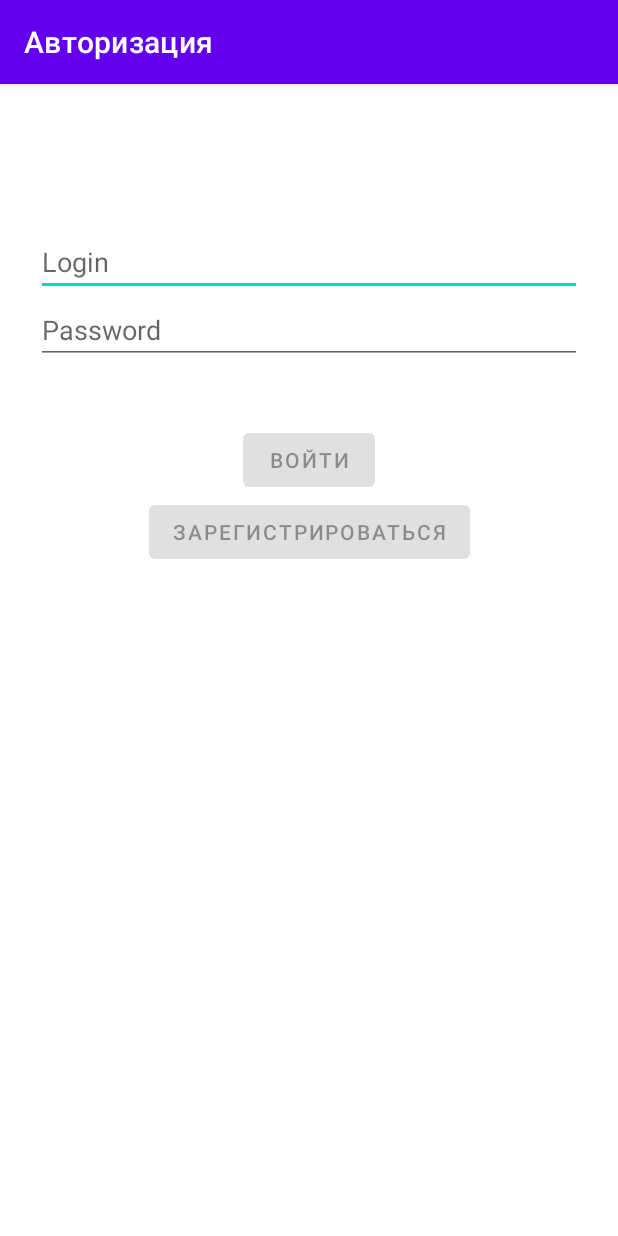
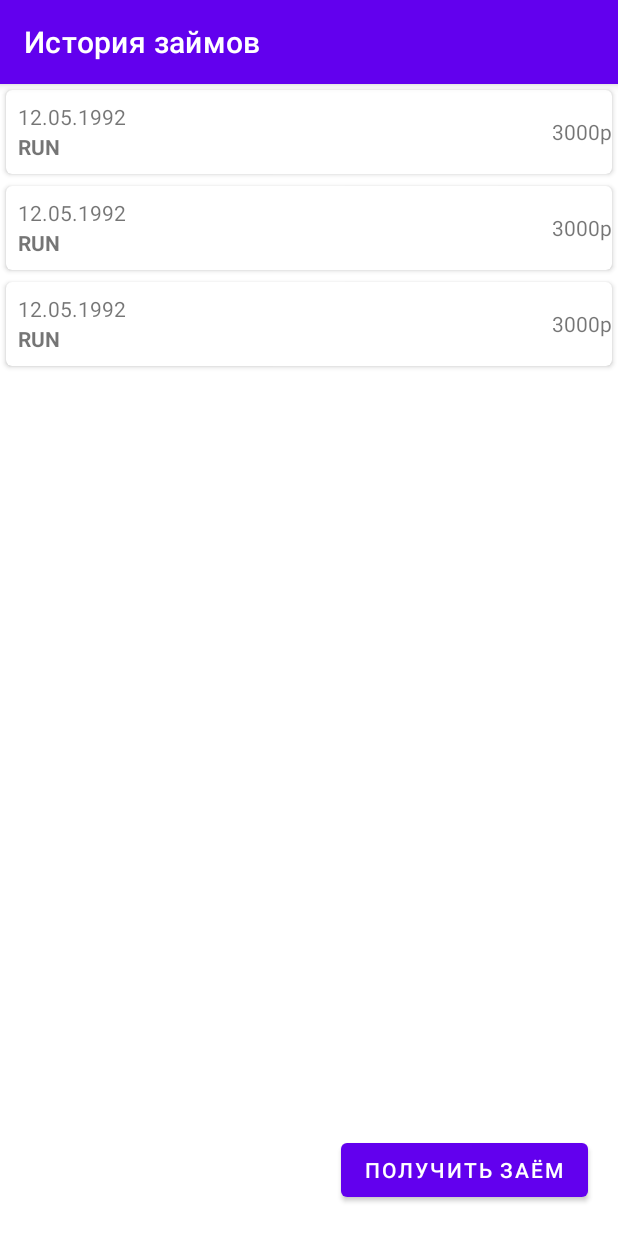
Before and after one commit to CapAndrew/FinalProjectFS, an Android app: the screen it shows after launch (MainActivity), on a phone screen of 412 x 824 dp. Run offline under Robolectric (Android 15) with nearby library versions, the phone set to English and light mode, and no system bars.

Commit message:
Добавил экран поучения нового займа

```diff
--- a/app/src/main/java/app/com/finalprojectfs/history/presentation/HistoryPresenter.kt
+++ b/app/src/main/java/app/com/finalprojectfs/history/presentation/HistoryPresenter.kt
@@ -1,8 +1,7 @@
 package app.com.finalprojectfs.history.presentation
 
+import app.com.finalprojectfs.history.domain.entity.LoanItem
 import app.com.finalprojectfs.history.ui.HistoryFragment
-import app.com.finalprojectfs.login.model.LoginAdapter
-import app.com.finalprojectfs.login.ui.LoginFragment
 
 class HistoryPresenter {
 
@@ -15,4 +14,14 @@ class HistoryPresenter {
     fun detachView() {
         this.view = null
     }
+
+    fun updateHistoryList() {
+        val contactsList: MutableList<LoanItem> = arrayListOf()
+        contactsList.add(LoanItem("12.05.1992", "RUN", "3000p"))
+        contactsList.add(LoanItem("12.05.1992", "RUN", "3000p"))
+        contactsList.add(LoanItem("12.05.1992", "RUN", "3000p"))
+
+    // view?.showEmptyHistory()
+        view?.showHistory(contactsList)
+    }
 }
--- a/app/src/main/java/app/com/finalprojectfs/history/ui/HistoryFragment.kt
+++ b/app/src/main/java/app/com/finalprojectfs/history/ui/HistoryFragment.kt
@@ -10,6 +10,7 @@ import app.com.finalprojectfs.R
 import app.com.finalprojectfs.history.di.HistoryPresenterFactory
 import app.com.finalprojectfs.history.domain.entity.LoanItem
 import app.com.finalprojectfs.history.presentation.HistoryPresenter
+import app.com.finalprojectfs.loan.ui.NewLoanFragment
 import kotlinx.android.synthetic.main.history_fragment.*
 
 class HistoryFragment : Fragment() {
@@ -18,9 +19,11 @@ class HistoryFragment : Fragment() {
 
     companion object {
         fun newInstance() = HistoryFragment()
+
     }
 
     private val loanAdapter = LoanAdapter()
+
 
     override fun onCreateView(
         inflater: LayoutInflater,
@@ -48,19 +51,30 @@ class HistoryFragment : Fragment() {
         recycler.layoutManager = LinearLayoutManager(context)
         recycler.adapter = loanAdapter
 
-        val contactsList: MutableList<LoanItem> = arrayListOf()
-        contactsList.add(LoanItem("12.05.1992", "RUN", "3000p"))
-        contactsList.add(LoanItem("12.05.1992", "RUN", "3000p"))
-        contactsList.add(LoanItem("12.05.1992", "RUN", "3000p"))
+        presenter?.updateHistoryList()
+
+        newLoanButton.setOnClickListener {
+            openNewLoan()
+        }
+    }
 
 
-        loanAdapter.updateItem(contactsList)
+    fun showEmptyHistory() {
+        empty_history.visibility = View.VISIBLE
+        recycler.visibility = View.GONE
+    }
 
+    fun showHistory(loanList: MutableList<LoanItem>) {
+        loanAdapter.updateItem(loanList)
+        recycler.visibility = View.VISIBLE
+        empty_history.visibility = View.GONE
+    }
 
-
-        newLoanButton.setOnClickListener {
-
-        }
+    fun openNewLoan() {
+        fragmentManager?.beginTransaction()
+            ?.replace(R.id.container, NewLoanFragment.newInstance())
+            ?.addToBackStack(null)
+            ?.commit()
     }
 
     override fun onDestroy() {
--- a/app/src/main/java/app/com/finalprojectfs/main/presentation/MainPresenter.kt
+++ b/app/src/main/java/app/com/finalprojectfs/main/presentation/MainPresenter.kt
@@ -4,7 +4,7 @@ import app.com.finalprojectfs.main.ui.MainActivity
 
 class MainPresenter {
 
-    var isUserLoggedIn: Boolean = false
+    var isUserLoggedIn: Boolean = true
 
     private var view: MainActivity? = null
 
@@ -15,4 +15,12 @@ class MainPresenter {
     fun detachView() {
         this.view = null
     }
+
+    fun openMainFragment() {
+        if (!isUserLoggedIn) {
+            view?.openLogin()
+        } else {
+            view?.openHistory()
+        }
+    }
 }
--- a/app/src/main/java/app/com/finalprojectfs/main/ui/MainActivity.kt
+++ b/app/src/main/java/app/com/finalprojectfs/main/ui/MainActivity.kt
@@ -1,8 +1,7 @@
 package app.com.finalprojectfs.main.ui
 
+import android.os.Bundle
 import androidx.appcompat.app.AppCompatActivity
-import android.os.Bundle
-import android.util.Log
 import app.com.finalprojectfs.R
 import app.com.finalprojectfs.history.ui.HistoryFragment
 import app.com.finalprojectfs.login.ui.LoginFragment
@@ -18,9 +17,7 @@ class MainActivity : AppCompatActivity() {
         setContentView(R.layout.activity_main)
 
         initPresenter()
-        if (!presenter?.isUserLoggedIn!!) {
-            openLogin()
-        }
+        presenter?.openMainFragment()
     }
 
     private fun initPresenter() {
@@ -34,6 +31,12 @@ class MainActivity : AppCompatActivity() {
             .commit()
     }
 
+    fun openHistory() {
+        supportFragmentManager.beginTransaction()
+            .replace(R.id.container, HistoryFragment.newInstance())
+            .commit()
+    }
+
     override fun onDestroy() {
         presenter?.detachView()
         super.onDestroy()
--- a/app/src/main/res/layout/history_fragment.xml
+++ b/app/src/main/res/layout/history_fragment.xml
@@ -1,29 +1,52 @@
 <?xml version="1.0" encoding="utf-8"?>
 <androidx.constraintlayout.widget.ConstraintLayout xmlns:android="http://schemas.android.com/apk/res/android"
+    xmlns:app="http://schemas.android.com/apk/res-auto"
+    xmlns:tools="http://schemas.android.com/tools"
     android:layout_width="match_parent"
-    android:layout_height="match_parent"
-    xmlns:app="http://schemas.android.com/apk/res-auto"
-    xmlns:tools="http://schemas.android.com/tools">
+    android:layout_height="match_parent">
 
     <androidx.recyclerview.widget.RecyclerView
+        android:id="@+id/recycler"
         android:layout_width="match_parent"
         android:layout_height="0dp"
-        android:id="@+id/recycler"
-        tools:listitem="@layout/loan_item"
+        app:layout_constraintBottom_toTopOf="@+id/newLoanButton"
+        app:layout_constraintEnd_toEndOf="parent"
+        app:layout_constraintStart_toStartOf="parent"
+        app:layout_constraintTop_toTopOf="parent"
+        android:visibility="invisible"
         tools:itemCount="10"
-        app:layout_constraintTop_toTopOf="parent"
+        tools:listitem="@layout/loan_item" />
+
+    <androidx.constraintlayout.widget.ConstraintLayout
+        android:id="@+id/empty_history"
+        android:layout_width="wrap_content"
+        android:layout_height="wrap_content"
+        app:layout_constraintBottom_toTopOf="@+id/newLoanButton"
+        app:layout_constraintEnd_toEndOf="parent"
+        android:visibility="invisible"
         app:layout_constraintStart_toStartOf="parent"
-        app:layout_constraintEnd_toEndOf="parent"
-        app:layout_constraintBottom_toTopOf="@+id/newLoanButton"/>
+        app:layout_constraintTop_toTopOf="parent">
+
+        <TextView
+            android:layout_width="wrap_content"
+            android:layout_height="wrap_content"
+            android:gravity="center"
+            android:text="@string/empty_history_hint"
+            android:textAlignment="center"
+            app:layout_constraintBottom_toBottomOf="parent"
+            app:layout_constraintEnd_toEndOf="parent"
+            app:layout_constraintStart_toStartOf="parent"
+            app:layout_constraintTop_toTopOf="parent" />
+    </androidx.constraintlayout.widget.ConstraintLayout>
 
     <Button
+        android:id="@+id/newLoanButton"
         android:layout_width="wrap_content"
         android:layout_height="wrap_content"
-        android:id="@+id/newLoanButton"
         android:layout_margin="20dp"
+        android:text="@string/get_new_loan"
         app:layout_constraintBottom_toBottomOf="parent"
-        app:layout_constraintEnd_toEndOf="parent"
-        android:text="@string/get_new_loan" />
+        app:layout_constraintEnd_toEndOf="parent" />
 
 
 </androidx.constraintlayout.widget.ConstraintLayout>
--- a/app/src/main/res/values/colors.xml
+++ b/app/src/main/res/values/colors.xml
@@ -7,4 +7,5 @@
 	<color name="teal_700">#FF018786</color>
 	<color name="black">#FF000000</color>
 	<color name="white">#FFFFFFFF</color>
+    <color name="gray">#FF808080</color>
 </resources>
--- a/app/src/main/res/values/strings.xml
+++ b/app/src/main/res/values/strings.xml
@@ -5,4 +5,6 @@
     <string name="login_button_text">Войти</string>
     <string name="register_button_text">Зарегистрироваться</string>
     <string name="get_new_loan">Получить заём</string>
+    <string name="empty_history_hint">"Здесь будет отображаться ваша история займов. \nА пока можете получить свой первый заём. \nНажмите на кнопку \"Получить заём\""
+    </string>
 </resources>
```
Also changed, not shown: app/src/main/java/app/com/finalprojectfs/loan/di/NewLoanPresenterFactory.kt (added, +10 -0 lines), app/src/main/java/app/com/finalprojectfs/loan/presentation/NewLoanPresenter.kt (added, +16 -0 lines), app/src/main/java/app/com/finalprojectfs/loan/ui/NewLoanFragment.kt (added, +44 -0 lines), app/src/main/res/layout/new_loan_fragment.xml (added, +203 -0 lines).
